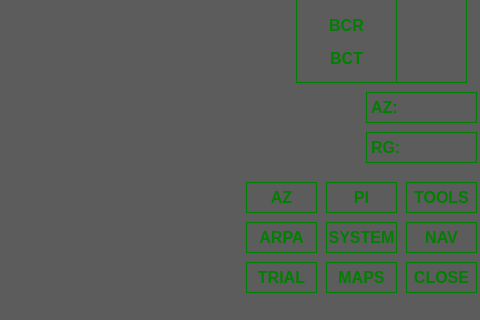
Before: the Qt Designer form mainwindow.ui in kimphg/Usar, drawn with Qt 5; both pictures show x 544 to 1024 and y 448 to 768 of the 1024 by 768 pixel window.
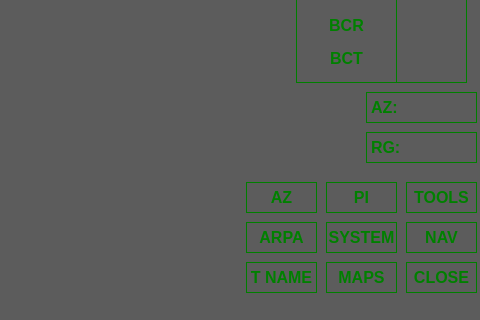
After: the same form once the commit is applied. Custom widgets are drawn as their Qt base class.

```diff
--- a/mainwindow.ui
+++ b/mainwindow.ui
@@ -11370,7 +11370,7 @@
 </string>
     </property>
     <property name="text">
-     <string>TRIAL</string>
+     <string>T NAME</string>
     </property>
     <property name="checkable">
      <bool>true</bool>
```
